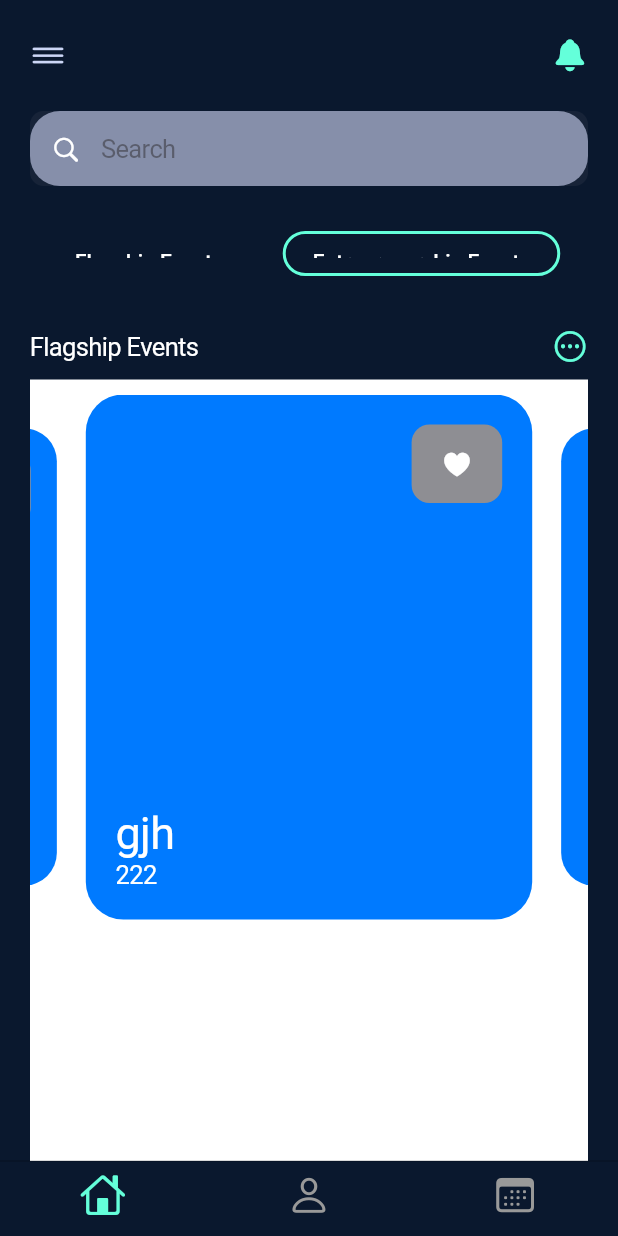
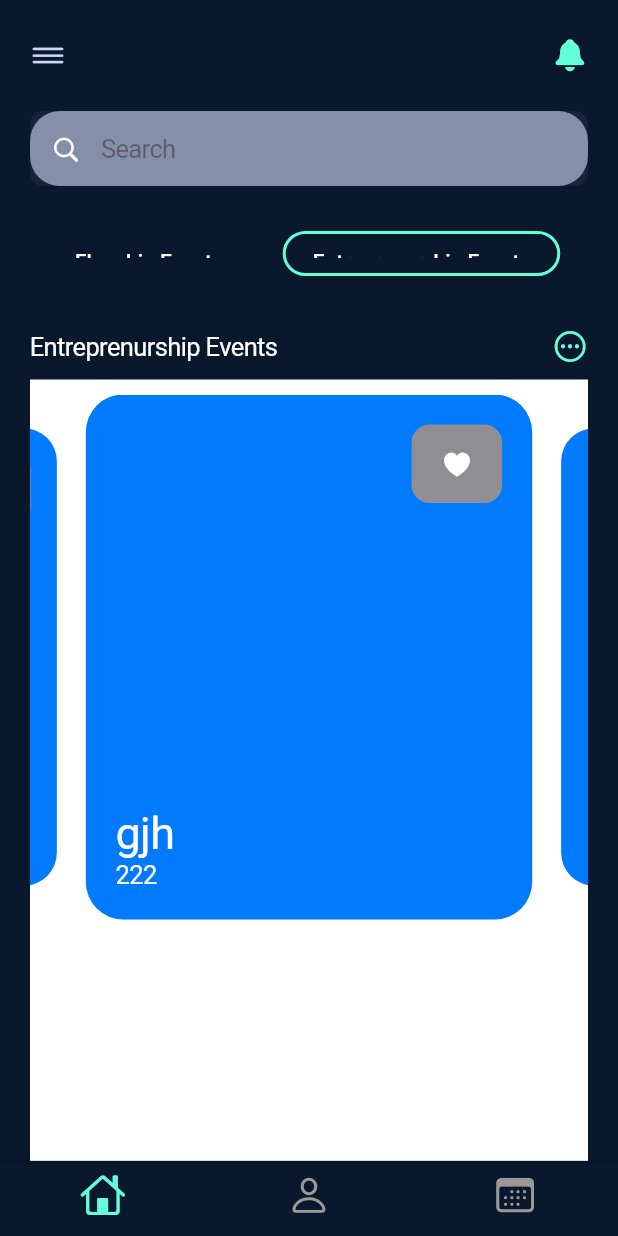
Before and after one commit to devlup-labs/prometeo-23-app, a Flutter app: the screen it shows after launch, after a tap on "Entreprenurship Events", on a phone screen of 412 x 824 dp. Run offline on Flutter 3.47's test engine with Material 2 defaults, Android fonts, the phone set to English and light mode, and no system bars; drawn by our look-alikes of carousel_slider.

Commit message:
seperated slider-headings in a serperate file

```diff
--- /dev/null
+++ b/lib/constants.dart
@@ -0,0 +1,8 @@
+import 'package:flutter/material.dart';
+
+ThemeData theme(){
+  return ThemeData(
+    primaryColor: Color(0xff64ffda),
+    backgroundColor: Color(0xff0a182e)
+  );
+}
--- a/lib/pages/bottom_navigation_pages/home_page.dart
+++ b/lib/pages/bottom_navigation_pages/home_page.dart
@@ -64,27 +64,8 @@ class _HomePageState extends State<HomePage> {
             // tabs
             Tabs(),
 
-            // sized box
-            const SizedBox(height: 25),
-            // Title of the slider
-            Row(
-              mainAxisAlignment: MainAxisAlignment.spaceBetween,
-              children: const[
-                Text(
-                  'Flagship Events',
-                  style: TextStyle(
-                    color: CupertinoColors.white
-                    )
-                ),
-                Icon(
-                  CupertinoIcons.ellipsis_circle,
-                  color: Color(0xff64ffda))
-                ]
-              ),
-
-              // putting a sized box in between
-
-              const SizedBox(height: 10),
+            // putting a sized box in between
+            const SizedBox(height: 10),
 
               // introducing card slider
               const Expanded(
--- /dev/null
+++ b/lib/widgets/home_page/slider_headings.dart
@@ -0,0 +1,24 @@
+import 'package:flutter/cupertino.dart';
+
+class SliderHeading extends StatelessWidget {
+  String heading;
+  SliderHeading({required this.heading, super.key});
+
+  @override
+  Widget build(BuildContext context) {
+    return Row(
+      mainAxisAlignment: MainAxisAlignment.spaceBetween,
+      children: [
+        Text(
+          heading,
+          style: const TextStyle(
+            color: CupertinoColors.white
+            )
+          ),
+          const Icon(
+            CupertinoIcons.ellipsis_circle,
+            color: Color(0xff64ffda))
+            ]
+            );
+            }
+}
--- a/lib/widgets/home_page/tabs.dart
+++ b/lib/widgets/home_page/tabs.dart
@@ -1,5 +1,6 @@
 import 'package:flutter/cupertino.dart';
 import 'package:flutter/material.dart';
+import 'package:prometeo23/widgets/home_page/slider_headings.dart';
 
 class Tabs extends StatefulWidget {
   const Tabs({super.key});
@@ -20,8 +21,11 @@ class _TabsState extends State<Tabs> {
   @override
   Widget build(BuildContext context) {
     return  Container(
+      width: MediaQuery.of(context).size.width,
+      child: Column(
+        children: [
+          Container(
             height: 50,
-      width: MediaQuery.of(context).size.width,
             child: ListView.builder(
               scrollDirection: Axis.horizontal,
               itemCount: headings.length,
@@ -45,6 +49,13 @@ class _TabsState extends State<Tabs> {
                     ),),),
                 );
               })
+              ),
+          ),
+
+          const SizedBox(height: 25),
+
+          SliderHeading(heading: headings[activeIndex])
+        ],
       )
     );
   }
```
Lines whose indentation alone changed are shown as unchanged.
